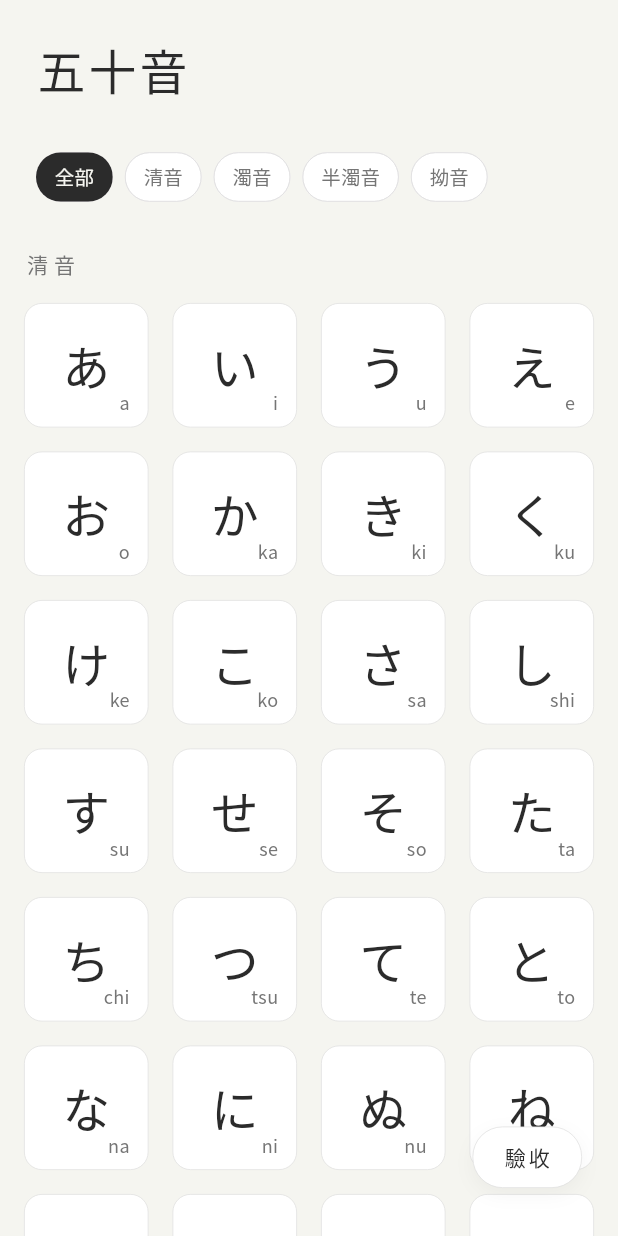
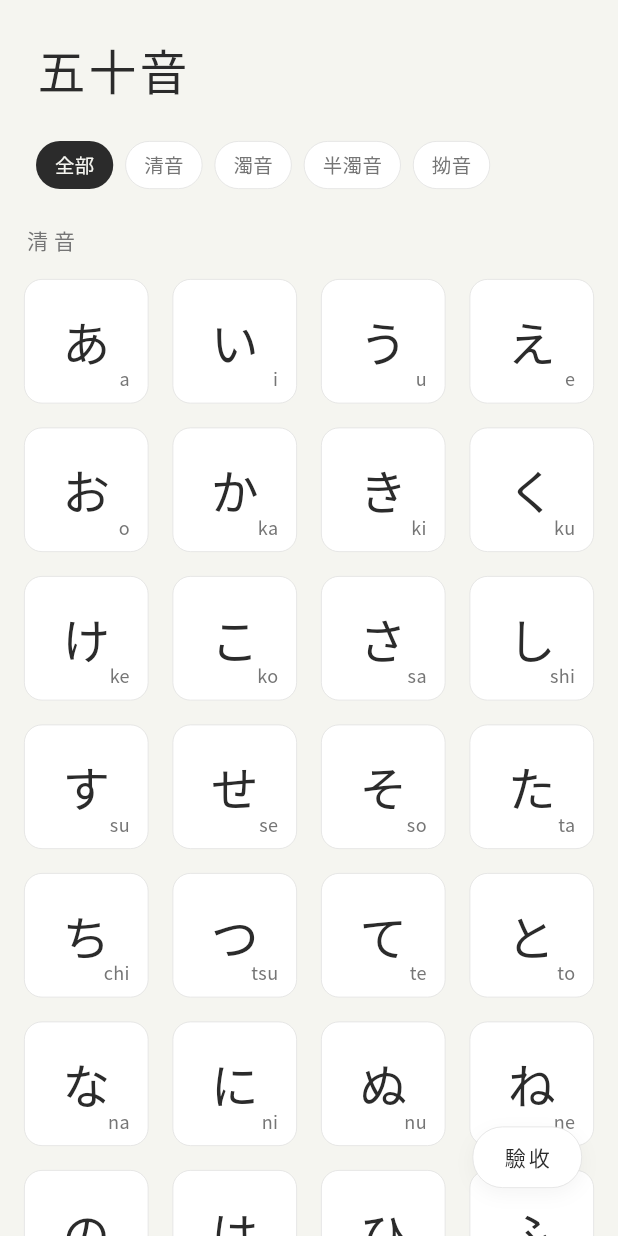
Before and after one commit to yenyen0318/jp_study_app, a Flutter app: the screen it shows after launch, on a phone screen of 412 x 824 dp. Run offline on Flutter 3.47's test engine with Material 3 defaults, Android fonts, the phone set to English and light mode, and no system bars; our stand-ins replace firebase_core, flutter_riverpod, flutter_tts, freezed_annotation, go_router, google_fonts and 1 more; accounts and stored records are empty; generated files the repository leaves out were written again.

Commit message:
fix(ui): replace ChoiceChip with custom container for sharper corners

```diff
--- a/lib/features/kana/presentation/pages/kana_list_page.dart
+++ b/lib/features/kana/presentation/pages/kana_list_page.dart
@@ -244,8 +244,23 @@ class _CategorySelector extends StatelessWidget {
           final isSelected = category == selectedCategory;
           return Padding(
             padding: const EdgeInsets.only(right: 8),
-            child: ChoiceChip(
-              label: Text(
+            child: InkWell(
+              onTap: () => onCategorySelected(category),
+              borderRadius: BorderRadius.circular(20),
+              child: Container(
+                padding: const EdgeInsets.symmetric(
+                  horizontal: 12,
+                  vertical: 6,
+                ),
+                decoration: BoxDecoration(
+                  color: isSelected ? theme.textPrimary : theme.bgSurface,
+                  borderRadius: BorderRadius.circular(20),
+                  border: Border.all(
+                    color: isSelected ? Colors.transparent : theme.borderSubtle,
+                    width: 0.5,
+                  ),
+                ),
+                child: Text(
                   category.label,
                   style: GoogleFonts.notoSansTc(
                     fontSize: 13,
@@ -253,19 +268,7 @@ class _CategorySelector extends StatelessWidget {
                     color: isSelected ? theme.bgPrimary : theme.textSecondary,
                   ),
                 ),
-              selected: isSelected,
-              onSelected: (_) => onCategorySelected(category),
-              selectedColor: theme.textPrimary,
-              backgroundColor: theme.bgSurface,
-              shape: RoundedRectangleBorder(
-                borderRadius: BorderRadius.circular(20),
-                side: BorderSide(
-                  color: isSelected ? Colors.transparent : theme.borderSubtle,
-                  width: 0.5,
               ),
-              ),
-              showCheckmark: false,
-              padding: const EdgeInsets.symmetric(horizontal: 4),
             ),
           );
         }).toList(),
```
Lines whose indentation alone changed are shown as unchanged.
